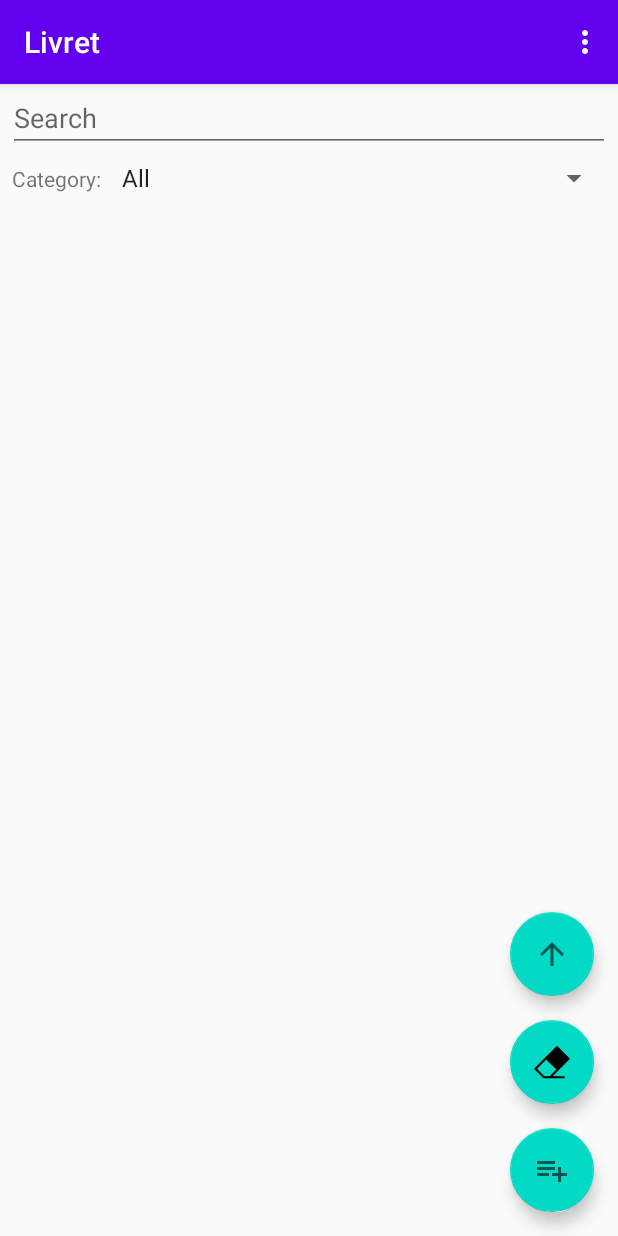
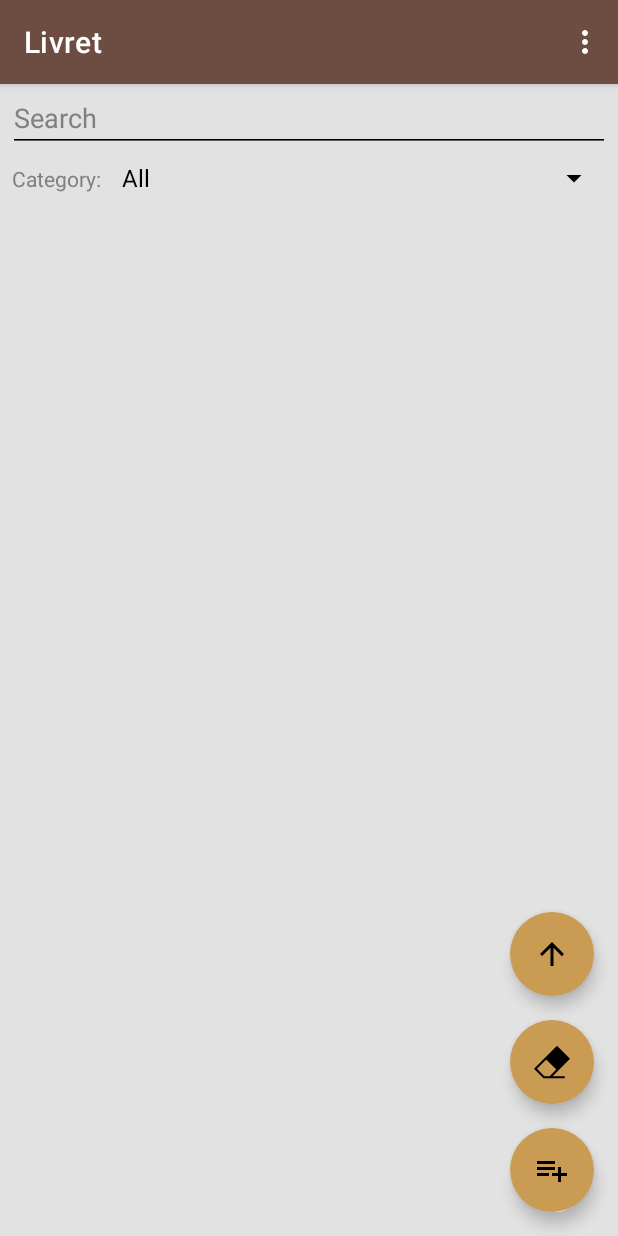
Before and after one commit to astraszab/Livret, an Android app: the screen it shows after launch (MainActivity), on a phone screen of 412 x 824 dp. Run offline under Robolectric (Android 15) with nearby library versions, the phone set to English and light mode, and no system bars; our stand-ins replace Firebase (no records; nobody signed in at launch, a user with empty details on screens opened directly), data binding; libraries missing offline, so code that uses them is left out: com.firebase.ui; 2 statements that could not run were skipped.

Commit message:
Add light theme

```diff
--- a/app/src/main/java/com/example/livret/notedetails/NoteDetailsFragment.kt
+++ b/app/src/main/java/com/example/livret/notedetails/NoteDetailsFragment.kt
@@ -7,6 +7,7 @@ import android.view.View
 import android.view.ViewGroup
 import android.widget.AdapterView
 import android.widget.ArrayAdapter
+import android.widget.TextView
 import androidx.core.view.isVisible
 import androidx.databinding.DataBindingUtil
 import androidx.lifecycle.ViewModelProvider
@@ -106,6 +107,11 @@ class NoteDetailsFragment : Fragment() {
                     position: Int,
                     id: Long
                 ) {
+                    (parent?.getChildAt(0) as TextView?)
+                        ?.setTextColor(
+                            getResources()
+                                .getColor(R.color.secondaryTextColor)
+                        )
                     if (binding.categorySpinner.getSelectedItem().toString() == "Add custom...") {
                         binding.editTextAddCategory.visibility = View.VISIBLE
                     } else {
--- a/app/src/main/java/com/example/livret/notes/NotesFragment.kt
+++ b/app/src/main/java/com/example/livret/notes/NotesFragment.kt
@@ -7,6 +7,7 @@ import android.view.View
 import android.view.ViewGroup
 import android.widget.AdapterView
 import android.widget.ArrayAdapter
+import android.widget.TextView
 import androidx.core.widget.addTextChangedListener
 import androidx.databinding.DataBindingUtil
 import androidx.fragment.app.Fragment
@@ -88,6 +89,11 @@ class NotesFragment : Fragment() {
                     position: Int,
                     id: Long
                 ) {
+                    (parent?.getChildAt(0) as TextView?)
+                        ?.setTextColor(
+                            getResources()
+                                .getColor(R.color.secondaryTextColor)
+                        )
                     notesViewModel.setCategoryFilter(
                         binding.categoryFilter.getSelectedItem().toString()
                     )
--- a/app/src/main/res/layout/fragment_notes.xml
+++ b/app/src/main/res/layout/fragment_notes.xml
@@ -13,13 +13,15 @@
 
     <androidx.constraintlayout.widget.ConstraintLayout
         android:layout_width="match_parent"
-        android:layout_height="match_parent">
+        android:layout_height="match_parent"
+        android:background="@color/backgroundColor">
 
         <androidx.recyclerview.widget.RecyclerView
             android:id="@+id/notes_list"
             android:layout_width="0dp"
             android:layout_height="0dp"
             android:layout_marginTop="5dp"
+            android:background="@color/backgroundColor"
             app:layoutManager="androidx.recyclerview.widget.LinearLayoutManager"
             app:layout_constraintBottom_toBottomOf="parent"
             app:layout_constraintEnd_toEndOf="parent"
@@ -33,8 +35,11 @@
             android:layout_width="wrap_content"
             android:layout_height="wrap_content"
             android:layout_margin="16dp"
+            android:backgroundTint="@color/secondaryDarkColor"
             android:contentDescription="@string/fab_scroll_up_description"
             android:src="@drawable/ic_scroll_up"
+            android:tint="@color/secondaryTextColor"
+            app:borderWidth="0dp"
             app:layout_constraintBottom_toTopOf="@+id/fab_clear"
             app:layout_constraintEnd_toEndOf="parent"
             app:layout_constraintRight_toRightOf="parent" />
@@ -44,9 +49,12 @@
             android:layout_width="wrap_content"
             android:layout_height="wrap_content"
             android:layout_margin="16dp"
+            android:backgroundTint="@color/secondaryDarkColor"
             android:contentDescription="@string/fab_clear"
             android:onClick="@{() -> notesViewModel.onClear()}"
             android:src="@drawable/ic_fab_clear"
+            android:tint="@color/secondaryTextColor"
+            app:borderWidth="0dp"
             app:layout_constraintBottom_toTopOf="@+id/fab_add_note"
             app:layout_constraintEnd_toEndOf="parent"
             app:layout_constraintRight_toRightOf="parent" />
@@ -57,8 +65,11 @@
             android:layout_height="wrap_content"
             android:layout_gravity="end|bottom"
             android:layout_margin="16dp"
+            android:backgroundTint="@color/secondaryDarkColor"
             android:contentDescription="@string/fab_add_note_description"
             android:src="@drawable/ic_fab_add_note"
+            android:tint="@color/secondaryTextColor"
+            app:borderWidth="0dp"
             app:layout_constraintBottom_toBottomOf="parent"
             app:layout_constraintRight_toRightOf="parent" />
 
@@ -70,6 +81,8 @@
             android:layout_marginEnd="5dp"
             android:ems="10"
             android:hint="@string/searchPrompt"
+            android:textColorHint="@color/shadedTextColor"
+            android:textColor="@color/secondaryTextColor"
             android:importantForAutofill="no"
             android:inputType="textShortMessage"
             app:layout_constraintEnd_toEndOf="parent"
@@ -93,6 +106,7 @@
             android:layout_width="wrap_content"
             android:layout_height="wrap_content"
             android:layout_marginStart="8dp"
+            android:textColor="@color/shadedTextColor"
             android:layout_marginTop="8dp"
             android:text="@string/category_label"
             app:layout_constraintStart_toStartOf="parent"
--- a/app/src/main/res/values/colors.xml
+++ b/app/src/main/res/values/colors.xml
@@ -1,6 +1,14 @@
 <?xml version="1.0" encoding="utf-8"?>
 <resources>
-    <color name="colorPrimary">#6200EE</color>
-    <color name="colorPrimaryDark">#3700B3</color>
-    <color name="colorAccent">#03DAC5</color>
+    <color name="primaryColor">#6d4c41</color>
+    <color name="primaryLightColor">#9c786c</color>
+    <color name="primaryDarkColor">#40241a</color>
+    <color name="secondaryColor">#ffcc80</color>
+    <color name="secondaryLightColor">#ffffb0</color>
+    <color name="secondaryDarkColor">#ca9b52</color>
+    <color name="primaryTextColor">#ffffff</color>
+    <color name="secondaryTextColor">#000000</color>
+    <color name="backgroundColor">#e1e2e1</color>
+    <color name="surfaceColor">#f5f5f6</color>
+    <color name="shadedTextColor">#808080</color>
 </resources>
--- a/app/src/main/res/values/styles.xml
+++ b/app/src/main/res/values/styles.xml
@@ -1,10 +1,13 @@
 <resources>
     <!-- Base application theme. -->
-    <style name="AppTheme" parent="Theme.AppCompat.Light.DarkActionBar">
+    <style name="AppTheme" parent="Theme.MaterialComponents.DayNight">
         <!-- Customize your theme here. -->
-        <item name="colorPrimary">@color/colorPrimary</item>
-        <item name="colorPrimaryDark">@color/colorPrimaryDark</item>
-        <item name="colorAccent">@color/colorAccent</item>
+        <item name="colorPrimary">@color/primaryColor</item>
+        <item name="colorPrimaryDark">@color/primaryDarkColor</item>
+        <item name="colorAccent">@color/secondaryColor</item>
+        <item name="android:windowBackground">@color/backgroundColor</item>
+        <item name="android:textColorPrimary">@color/primaryTextColor</item>
+        <item name="android:textColorSecondary">@color/secondaryTextColor</item>
     </style>
 
 </resources>
```
Also changed, not shown: app/src/main/res/layout/fragment_note_details.xml (+10 -1 lines), app/src/main/res/layout/list_item_note.xml (+4 -3 lines).
